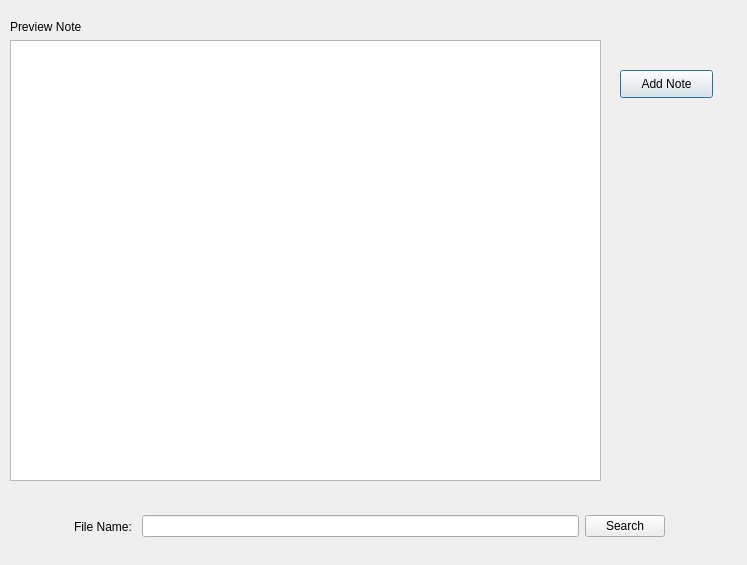
Old version of the form searchnote.ui in the repository rodri337/qtFinalProject.
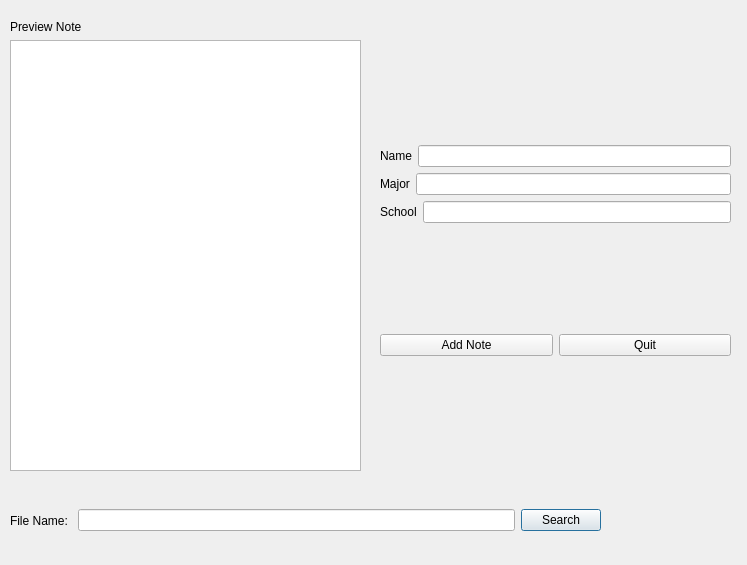
New version of the form.

Patch:
```diff
--- a/searchnote.ui
+++ b/searchnote.ui
@@ -13,24 +13,11 @@
   <property name="windowTitle">
    <string>Dialog</string>
   </property>
-  <widget class="QPushButton" name="addNoteYes">
-   <property name="geometry">
-    <rect>
-     <x>620</x>
-     <y>70</y>
-     <width>93</width>
-     <height>28</height>
-    </rect>
-   </property>
-   <property name="text">
-    <string>Add Note</string>
-   </property>
-  </widget>
   <widget class="QWidget" name="layoutWidget">
    <property name="geometry">
     <rect>
-     <x>74</x>
-     <y>496</y>
+     <x>10</x>
+     <y>490</y>
      <width>591</width>
      <height>61</height>
     </rect>
@@ -60,8 +47,8 @@
     <rect>
      <x>10</x>
      <y>20</y>
-     <width>591</width>
-     <height>461</height>
+     <width>351</width>
+     <height>451</height>
     </rect>
    </property>
    <layout class="QVBoxLayout" name="verticalLayout">
@@ -77,6 +64,82 @@
     </item>
    </layout>
   </widget>
+  <widget class="QWidget" name="layoutWidget">
+   <property name="geometry">
+    <rect>
+     <x>380</x>
+     <y>40</y>
+     <width>351</width>
+     <height>421</height>
+    </rect>
+   </property>
+   <layout class="QVBoxLayout" name="verticalLayout_3">
+    <item>
+     <layout class="QVBoxLayout" name="verticalLayout_2">
+      <item>
+       <layout class="QHBoxLayout" name="horizontalLayout_2">
+        <item>
+         <widget class="QLabel" name="noteNameLabel">
+          <property name="text">
+           <string>Name</string>
+          </property>
+         </widget>
+        </item>
+        <item>
+         <widget class="QLineEdit" name="nameLineEdit"/>
+        </item>
+       </layout>
+      </item>
+      <item>
+       <layout class="QHBoxLayout" name="horizontalLayout_3">
+        <item>
+         <widget class="QLabel" name="noteMajorLabel">
+          <property name="text">
+           <string>Major</string>
+          </property>
+         </widget>
+        </item>
+        <item>
+         <widget class="QLineEdit" name="majorLineEdit"/>
+        </item>
+       </layout>
+      </item>
+      <item>
+       <layout class="QHBoxLayout" name="horizontalLayout_4">
+        <item>
+         <widget class="QLabel" name="noteSchoolLabel">
+          <property name="text">
+           <string>School</string>
+          </property>
+         </widget>
+        </item>
+        <item>
+         <widget class="QLineEdit" name="schoolLineEdit"/>
+        </item>
+       </layout>
+      </item>
+     </layout>
+    </item>
+    <item>
+     <layout class="QHBoxLayout" name="horizontalLayout_5">
+      <item>
+       <widget class="QPushButton" name="addNoteYes">
+        <property name="text">
+         <string>Add Note</string>
+        </property>
+       </widget>
+      </item>
+      <item>
+       <widget class="QPushButton" name="quitButton">
+        <property name="text">
+         <string>Quit</string>
+        </property>
+       </widget>
+      </item>
+     </layout>
+    </item>
+   </layout>
+  </widget>
  </widget>
  <resources/>
  <connections/>
```
